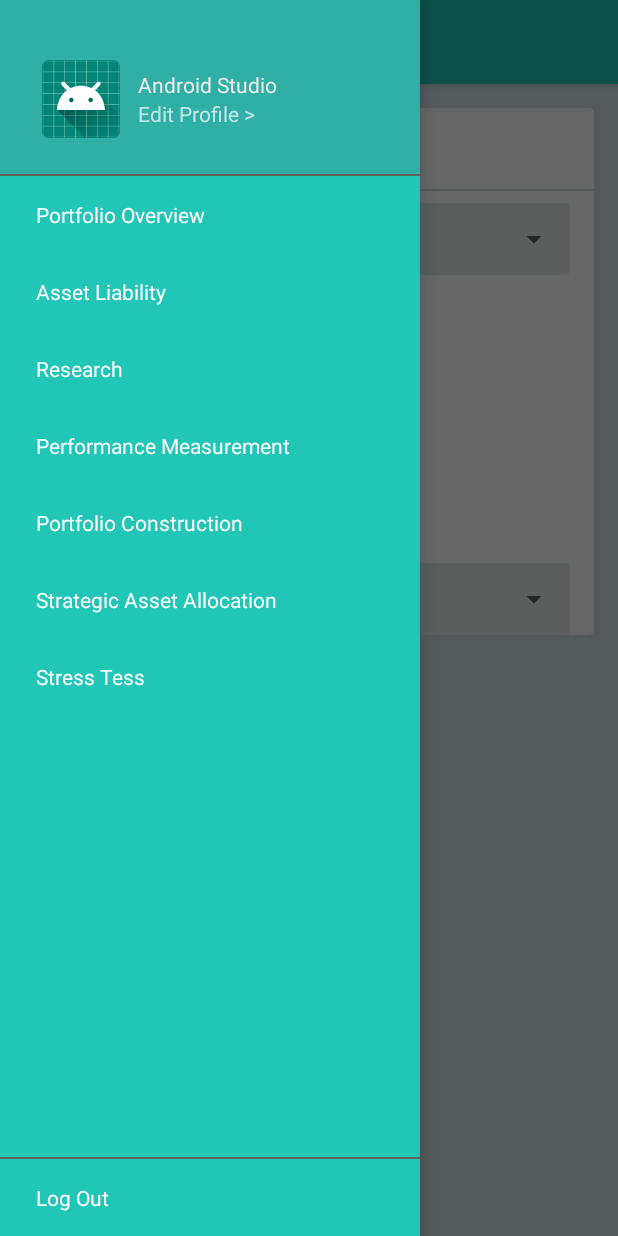
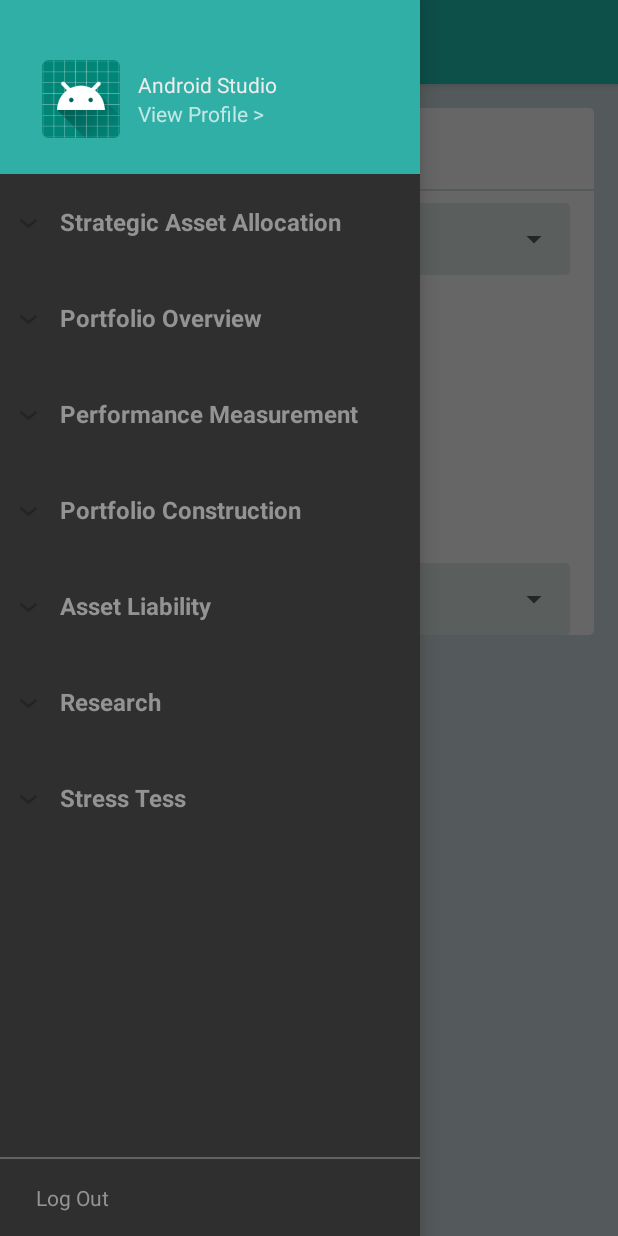
Before and after one commit to biboysanchez/jarvis_android, an Android app: the screen it shows after launch (MainActivity), with the side drawer open, on a phone screen of 412 x 824 dp. Run offline under Robolectric (Android 15) with nearby library versions, the phone set to English and light mode, and no system bars; 2 statements that could not run were skipped.

Commit message:
added side menu expandable

```diff
--- a/app/src/main/java/com/jarvis/app/activity/MainActivity.kt
+++ b/app/src/main/java/com/jarvis/app/activity/MainActivity.kt
@@ -11,11 +11,15 @@ import android.support.v7.app.AppCompatActivity
 import android.widget.AdapterView
 import com.jarvis.app.R
 import com.jarvis.app.adapter.NavigationSideMenuListAdapter
+import com.jarvis.app.adapter.SideMenuExpandableAdapter
 import com.jarvis.app.dataholder.StaticData
 import com.jarvis.app.fragment.HomeFragment
 import kotlinx.android.synthetic.main.activity_main.*
 import kotlinx.android.synthetic.main.activity_main.view.*
 import kotlinx.android.synthetic.main.app_bar_main.*
+import android.R.attr.keySet
+
+
 class MainActivity : AppCompatActivity() {
     private var toggle:ActionBarDrawerToggle? = null
     private var selectedNavIndex = 0
@@ -41,17 +45,22 @@ class MainActivity : AppCompatActivity() {
     }
 
     private fun setNavigationList(){
-        val adapter = NavigationSideMenuListAdapter(this@MainActivity, R.layout.row_nav_list, StaticData.titleAray())
-        nav_view?.listNavView?.adapter = adapter
-        nav_view?.listNavView?.onItemClickListener =
-                AdapterView.OnItemClickListener { parent, view, position, id ->
-                    selectedNavIndex = position
-                    if (selectedNavIndex == position){
-                        view.setBackgroundColor(ContextCompat.getColor(this, R.color.gray_800))
-                        adapter.notifyDataSetChanged()
-                    }
-                    drawer_layout.closeDrawer(GravityCompat.START)
-                }
+        val expandableListDetail: HashMap<String, ArrayList<String>> = StaticData.getData()
+        val expandableListTitle: ArrayList<String> = ArrayList(expandableListDetail.keys)
+        val adapter = SideMenuExpandableAdapter(this, expandableListTitle, expandableListDetail)
+        nav_view?.listNavView?.setAdapter(adapter)
+
+//        val adapter = NavigationSideMenuListAdapter(this@MainActivity, R.layout.row_nav_list, StaticData.titleAray())
+//        nav_view?.listNavView?.adapter = adapter
+//        nav_view?.listNavView?.onItemClickListener =
+//                AdapterView.OnItemClickListener { parent, view, position, id ->
+//                    selectedNavIndex = position
+//                    if (selectedNavIndex == position){
+//                        view.setBackgroundColor(ContextCompat.getColor(this, R.color.gray_800))
+//                        adapter.notifyDataSetChanged()
+//                    }
+//                    drawer_layout.closeDrawer(GravityCompat.START)
+//                }
     }
 
     fun addFragment(fragment:Fragment, tag:String){
--- /dev/null
+++ b/app/src/main/java/com/jarvis/app/adapter/SideMenuExpandableAdapter.kt
@@ -0,0 +1,82 @@
+package com.jarvis.app.adapter
+
+import android.content.Context
+import android.graphics.Typeface
+import android.view.LayoutInflater
+import android.view.View
+import android.view.ViewGroup
+import android.widget.BaseExpandableListAdapter
+import android.widget.TextView
+import com.jarvis.app.R
+
+class SideMenuExpandableAdapter: BaseExpandableListAdapter {
+    private val TAG = "SideMenuExpandableAdapter"
+    private var mContext:Context? = null
+    private var titleList: ArrayList<String>? = ArrayList()
+    private var dataList:HashMap<String, ArrayList<String>>? = HashMap()
+
+    constructor(mContext: Context?, titleList: ArrayList<String>?, dataList: HashMap<String, ArrayList<String>>?) : super() {
+        this.mContext   = mContext
+        this.titleList  = titleList
+        this.dataList   = dataList
+    }
+
+    override fun getChild(listPosition: Int, expandedListPosition: Int): Any {
+        return dataList!![titleList?.get(listPosition)]!![expandedListPosition]
+        }
+
+    override fun getChildId(listPosition: Int, expandedListPosition: Int): Long {
+        return expandedListPosition.toLong()
+    }
+
+    override fun getChildView(listPosition: Int, expandedListPosition: Int, isLastChild: Boolean, convertView: View?, parent: ViewGroup): View {
+        var convertView = convertView
+        val jobType = dataList!![titleList?.get(listPosition)]?.get(expandedListPosition)
+
+        if (convertView == null) {
+            val layoutInflater = mContext?.getSystemService(Context.LAYOUT_INFLATER_SERVICE) as LayoutInflater
+            convertView = layoutInflater.inflate(R.layout.section_second, null)
+        }
+
+        val expandedListTextView = convertView?.findViewById<TextView>(R.id.rowSecondText)
+        expandedListTextView?.text = jobType
+        return convertView!!
+    }
+
+    override fun getChildrenCount(listPosition: Int): Int {
+        return  dataList!![titleList?.get(listPosition)]!!.size
+    }
+
+    override fun getGroup(listPosition: Int): Any {
+        return titleList!![listPosition]
+    }
+
+    override fun getGroupCount(): Int {
+        return titleList!!.size
+    }
+
+    override fun getGroupId(listPosition: Int): Long {
+        return listPosition.toLong()
+    }
+
+    override fun getGroupView(listPosition: Int, isExpanded: Boolean, convertView: View?, parent: ViewGroup): View {
+        var convertView = convertView
+        val listTitle = getGroup(listPosition) as String
+        if (convertView == null) {
+            val layoutInflater = mContext?.getSystemService(Context.LAYOUT_INFLATER_SERVICE) as LayoutInflater
+            convertView = layoutInflater.inflate(R.layout.section_parent, null)
+        }
+        val listTitleTextView = convertView!!.findViewById<TextView>(R.id.rowParentText)
+        listTitleTextView.setTypeface(null, Typeface.BOLD)
+        listTitleTextView.text = listTitle
+        return convertView
+    }
+
+    override fun hasStableIds(): Boolean {
+        return false
+    }
+
+    override fun isChildSelectable(listPosition: Int, expandedListPosition: Int): Boolean {
+        return true
+    }
+}
--- a/app/src/main/java/com/jarvis/app/dataholder/StaticData.kt
+++ b/app/src/main/java/com/jarvis/app/dataholder/StaticData.kt
@@ -1,17 +1,36 @@
 package com.jarvis.app.dataholder
 
 import java.util.*
+import kotlin.collections.ArrayList
 
 object StaticData {
-    fun titleAray():List<String>{
-        return Arrays.asList(
-            "Portfolio Overview",
-            "Asset Liability",
-            "Research",
-            "Performance Measurement",
-            "Portfolio Construction",
-            "Strategic Asset Allocation",
-            "Stress Tess")
+    fun getData(): HashMap<String, ArrayList<String>> {
+        val expandableListDetail = HashMap<String, ArrayList<String>>()
+
+        val portOverview = ArrayList<String>()
+
+        val assetLiability = ArrayList<String>()
+        assetLiability.add("Cash Position")
+        assetLiability.add("Duration Match")
+
+        val research = ArrayList<String>()
+
+        val performanceMeasurement = ArrayList<String>()
+        performanceMeasurement.add("Time Series")
+        performanceMeasurement.add("Detail View")
+
+        val portfolioConstruction = ArrayList<String>()
+        val stratAssetAlloc = ArrayList<String>()
+        val stressTest = ArrayList<String>()
+
+        expandableListDetail["Portfolio Overview"]          = portOverview
+        expandableListDetail["Asset Liability"]             = assetLiability
+        expandableListDetail["Research"]                    = research
+        expandableListDetail["Performance Measurement"]     = performanceMeasurement
+        expandableListDetail["Portfolio Construction"]      = portfolioConstruction
+        expandableListDetail["Strategic Asset Allocation"]  = stratAssetAlloc
+        expandableListDetail["Stress Tess"]                 = stressTest
+        return expandableListDetail
     }
 
 }
--- a/app/src/main/res/layout/activity_main.xml
+++ b/app/src/main/res/layout/activity_main.xml
@@ -20,16 +20,13 @@
             android:layout_gravity="start"
             android:fitsSystemWindows="true">
         <LinearLayout
-                android:background="@color/nav_header_body"
+                android:background="@color/gray_section_header"
                 android:orientation="vertical"
                 android:layout_width="match_parent"
                 android:layout_height="match_parent">
             <include layout="@layout/nav_header_main"/>
-            <View
-                    android:layout_width="match_parent"
-                    android:layout_height="1dp"
-                    android:background="@color/gray_700"/>
-            <ListView
+
+            <ExpandableListView
                     android:dividerHeight="0dp"
                     android:divider="@null"
                     android:id="@+id/listNavView"
@@ -44,7 +41,7 @@
                     android:clickable="true"
                     android:focusable="true"
                     android:background="?attr/selectableItemBackground"
-                    android:textColor="@color/white"
+                    android:textColor="@color/gray_section_text"
                     android:text="@string/log_out"
                     android:paddingStart="24dp"
                     android:paddingEnd="0dp"
--- a/app/src/main/res/layout/nav_header_main.xml
+++ b/app/src/main/res/layout/nav_header_main.xml
@@ -38,7 +38,7 @@
     <TextView
             android:layout_width="0dp"
             android:layout_height="wrap_content"
-            android:text="Edit Profile >"
+            android:text="View Profile >"
             android:id="@+id/textView"
             app:layout_constraintTop_toBottomOf="@+id/textView2"
             app:layout_constraintBottom_toBottomOf="@+id/imageView" app:layout_constraintEnd_toEndOf="@+id/textView2"
--- /dev/null
+++ b/app/src/main/res/layout/section_parent.xml
@@ -0,0 +1,25 @@
+<?xml version="1.0" encoding="utf-8"?>
+<LinearLayout
+        xmlns:android="http://schemas.android.com/apk/res/android"
+        android:layout_width="fill_parent"
+        android:layout_height="wrap_content"
+        android:orientation="horizontal"
+        android:background="@color/gray_section_header"
+        android:gravity="center_vertical"
+        android:paddingStart="16dp"
+        android:paddingEnd="16dp"
+        android:paddingTop="8dp"
+        android:paddingBottom="8dp">
+
+    <TextView
+            android:layout_marginStart="24dp"
+            android:text="Text"
+            android:id="@+id/rowParentText"
+            android:layout_width="match_parent"
+            android:layout_height="wrap_content"
+            android:textAppearance="?android:attr/textAppearanceListItemSmall"
+            android:gravity="center_vertical"
+            android:textColor="@color/gray_section_text"
+            android:background="?android:attr/activatedBackgroundIndicator"
+            android:minHeight="?android:attr/listPreferredItemHeightSmall"/>
+</LinearLayout>
--- /dev/null
+++ b/app/src/main/res/layout/section_second.xml
@@ -0,0 +1,18 @@
+<?xml version="1.0" encoding="utf-8"?>
+<LinearLayout xmlns:android="http://schemas.android.com/apk/res/android"
+              android:layout_width="fill_parent"
+              android:layout_height="wrap_content"
+              android:orientation="horizontal"
+              android:background="@color/gray_section_child">
+
+    <TextView
+            android:padding="16dp"
+            android:text="TEXT"
+            android:layout_marginStart="48dp"
+            xmlns:android="http://schemas.android.com/apk/res/android"
+            android:id="@+id/rowSecondText"
+            android:layout_width="match_parent"
+            android:layout_height="wrap_content"
+            android:gravity="center_vertical"
+            android:textColor="@color/gray_section_text"/>
+</LinearLayout>
--- a/app/src/main/res/values/colors.xml
+++ b/app/src/main/res/values/colors.xml
@@ -32,4 +32,8 @@
     <color name="gray_700">#616161</color>
     <color name="gray_800">#424242</color>
     <color name="gray_900">#212121</color>
+
+    <color name="gray_section_header">#302F2F</color>
+    <color name="gray_section_child">#3A3939</color>
+    <color name="gray_section_text">#939393</color>
 </resources>
```
